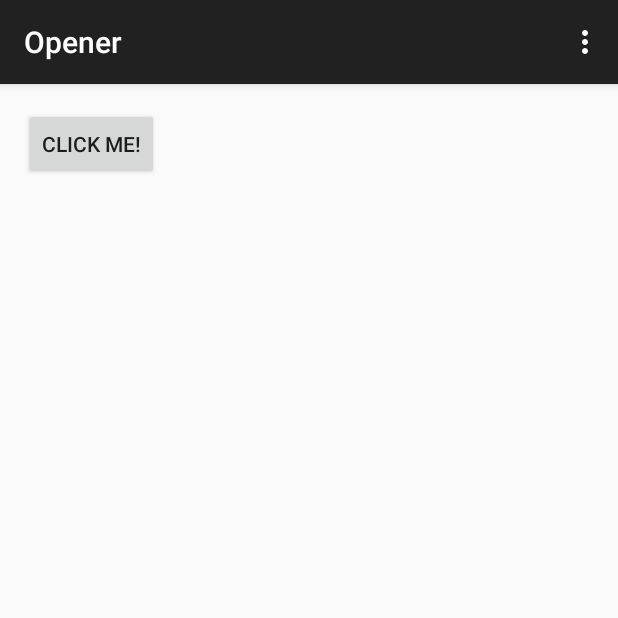
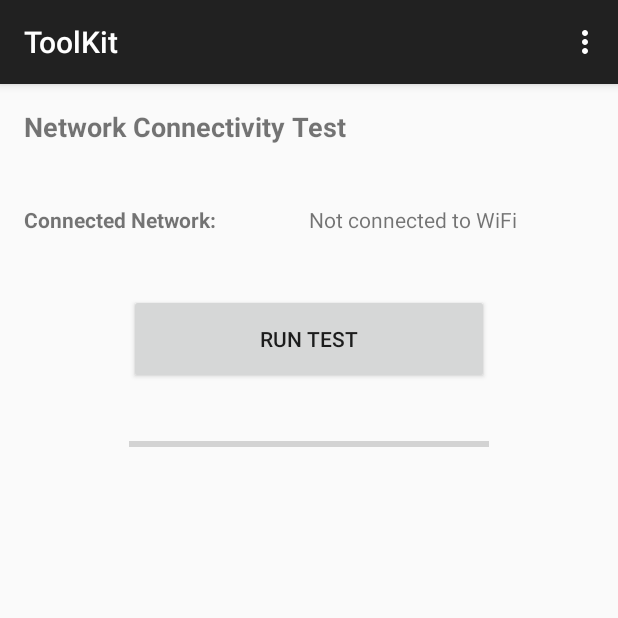
Before and after one commit to gymanji/ToolKit, an Android app: the screen it shows after launch (Opener), on a phone screen of 412 x 824 dp, the top half of it. Run offline under Robolectric (Android 15) with nearby library versions, the phone set to English and light mode, and no system bars.

```diff
--- a/app/src/main/AndroidManifest.xml
+++ b/app/src/main/AndroidManifest.xml
@@ -19,11 +19,10 @@
         </activity>
         <activity
             android:name=".Opener"
-            android:label="@string/title_activity_opener" >
+            android:label="@string/app_name" >
 
             <intent-filter>
                 <action android:name="android.intent.action.MAIN" />
-
                 <category android:name="android.intent.category.LAUNCHER" />
             </intent-filter>
         </activity>
--- a/app/src/main/java/tool_kit/gymanji/com/toolkit/Opener.java
+++ b/app/src/main/java/tool_kit/gymanji/com/toolkit/Opener.java
@@ -1,26 +1,167 @@
 package tool_kit.gymanji.com.toolkit;
 
-import android.content.Intent;
+import android.net.wifi.WifiInfo;
+import android.net.wifi.WifiManager;
+import android.os.AsyncTask;
+import android.os.Bundle;
 import android.support.v7.app.ActionBarActivity;
-import android.os.Bundle;
+import android.util.Log;
 import android.view.Menu;
 import android.view.MenuItem;
 import android.view.View;
 import android.widget.Button;
+import android.widget.TextView;
+
+import java.io.IOException;
+import java.net.InetSocketAddress;
+import java.net.Socket;
+import java.net.UnknownHostException;
+import java.util.ArrayList;
+import java.util.List;
 
 
 public class Opener extends ActionBarActivity {
+
+    public static final String Opener_onClick = "MainActivity.onClick", Opener_onCreate = "MainActivity.onCreate", NON_WIFI = "Not connected to WiFi", UNKNOWN = "<unknown ssid>", PHOBOS = "phobos.apple.com", COURIER = "1-courier.apple.com",
+            OCSP = "ocsp.apple.com", ITUNES = "ax.itunes.apple.com", MTALK = "mtalk.google.com", PLAY = "play.google.com", NOTIFY_NET = "s.notify.live.net";
+    private static final int EIGHTY = 80, SSL = 443, FIVETWOTWOTHREE = 5223, FIVETWOTWOEIGHT = 5228;
+    public TextView tvConnectedNetwork, tvApple_phobos443, tvApple_phobos80, tvApple_courier5223, tvApple_courier443, tvApple_ocsp443, tvApple_ocsp80,
+            tvApple_itunes443, tvApple_itunes80, tvAndroid_mtalk5228, tvAndroid_play443, tvWindows_net443, tvWindows_com443;
+    public Button btnConnectivityTester;
+    int buttonCounter = 0;
+    private Socket socket;
 
     @Override
     protected void onCreate(Bundle savedInstanceState) {
         super.onCreate(savedInstanceState);
         setContentView(R.layout.activity_opener);
+
+        MainActivity mainActivity = new MainActivity();
+
+        // Locating currently connected WiFi network
+        WifiManager wifiManager = (WifiManager) getSystemService(WIFI_SERVICE);
+        WifiInfo wifiInfo = wifiManager.getConnectionInfo();
+        String currentWiFi = wifiInfo.getSSID();
+        String currentWiFi_noQuotes = currentWiFi.substring(1, currentWiFi.length() - 1);
+        Log.d(Opener_onCreate, currentWiFi);
+
+        // Update TextView depending on network connection type
+        tvConnectedNetwork = (TextView) findViewById(R.id.tvConnectedNetwork);
+        if (currentWiFi == UNKNOWN) {
+            tvConnectedNetwork.setText(NON_WIFI);
+        } else {
+            tvConnectedNetwork.setText(currentWiFi_noQuotes);
+        }
+
+        btnConnectivityTester = (Button) findViewById(R.id.btnConnectivityTester);
+        tvApple_phobos443 = (TextView) findViewById(R.id.tvApple_phobos443);
+        tvApple_phobos80 = (TextView) findViewById(R.id.tvApple_phobos80);
+        tvApple_courier5223 = (TextView) findViewById(R.id.tvApple_courier5223);
+        tvApple_courier443 = (TextView) findViewById(R.id.tvApple_courier443);
+        tvApple_ocsp443 = (TextView) findViewById(R.id.tvApple_ocsp443);
+        tvApple_ocsp80 = (TextView) findViewById(R.id.tvApple_ocsp80);
+        tvApple_ocsp443 = (TextView) findViewById(R.id.tvApple_ocsp443);
+        tvApple_itunes443 = (TextView) findViewById(R.id.tvApple_itunes443);
+        tvApple_itunes80 = (TextView) findViewById(R.id.tvApple_itunes80);
+        tvAndroid_mtalk5228 = (TextView) findViewById(R.id.tvAndroid_mtalk5228);
+        tvAndroid_play443 = (TextView) findViewById(R.id.tvAndroid_play443);
+        tvWindows_net443 = (TextView) findViewById(R.id.tvWindows_net443);
+        tvWindows_com443 = (TextView) findViewById(R.id.tvWindows_com443);
+
+        final ArrayList<NetworkObject> arrayList = new ArrayList<NetworkObject>();
+
+        arrayList.add(new NetworkObject(PHOBOS, SSL, tvApple_phobos443));
+        arrayList.add(new NetworkObject(PHOBOS, EIGHTY, tvApple_phobos80));
+        arrayList.add(new NetworkObject(COURIER, FIVETWOTWOTHREE, tvApple_courier5223));
+        arrayList.add(new NetworkObject(COURIER, SSL, tvApple_courier443));
+        arrayList.add(new NetworkObject(OCSP, SSL, tvApple_ocsp443));
+        arrayList.add(new NetworkObject(OCSP, EIGHTY, tvApple_ocsp80));
+        arrayList.add(new NetworkObject(ITUNES, SSL, tvApple_itunes443));
+        arrayList.add(new NetworkObject(ITUNES, EIGHTY, tvApple_itunes80));
+        arrayList.add(new NetworkObject(MTALK, FIVETWOTWOEIGHT, tvAndroid_mtalk5228));
+        arrayList.add(new NetworkObject(PLAY, SSL, tvAndroid_play443));
+        arrayList.add(new NetworkObject(NOTIFY_NET, SSL, tvWindows_net443));
+
+        // Button listener and invocation of asyncTask Socket
+        btnConnectivityTester = (Button) findViewById(R.id.btnConnectivityTester);
+        btnConnectivityTester.setOnClickListener(new View.OnClickListener() {
+
+            @Override
+            public void onClick(View v) {
+                buttonCounter++;
+                ToolKitSocket donkey = new ToolKitSocket(arrayList);
+                Log.d(Opener_onClick, "new socket just created");
+                donkey.execute();
+//
+//                Intent intent = new Intent(getParentActivityIntent());
+//                startActivity(intent);
+            }
+        });
     }
 
-    public void openMain(View view) {
-        Intent intent = new Intent(this, MainActivity.class);
-        Button changeScreens = (Button) findViewById(R.id.btnConnectivityTester);
-        startActivity(intent);
+
+    // Class for custom object to store necessary network connection-related values
+    private static class NetworkObject {
+        private String destAddr;
+        private int port;
+        private TextView textView;
+        boolean response;
+
+        public NetworkObject(String destAddr, int port, TextView textView) {
+            this.destAddr = destAddr;
+            this.port = port;
+            this.textView = textView;
+        }
+    }
+
+    public class ToolKitSocket extends AsyncTask<Void, Void, List<NetworkObject>> {
+
+        public static final String TK_doInBackground = "TKS.doInBackground";
+        public static final int SO_TIMEOUT = 2500;
+        private final List<NetworkObject> lno;
+
+        ToolKitSocket(List<NetworkObject> lno) {
+            this.lno = lno;
+        }
+
+        @Override
+        protected List<NetworkObject> doInBackground(Void... arg0) {
+
+            for (NetworkObject networkObject : lno) {
+                try {
+                    Log.d(TK_doInBackground, networkObject.destAddr + ": " + networkObject.port + " Just entered try block of socket");
+                    socket = new Socket();
+                    socket.connect(new InetSocketAddress(networkObject.destAddr, networkObject.port), SO_TIMEOUT);
+                    networkObject.response = socket.isConnected();
+                    Log.d(TK_doInBackground, "socketStatus = " + networkObject.response);
+                    if (networkObject.response) {
+                        socket.close();
+                        Log.d(TK_doInBackground, "socket.close() just executed");
+
+                    } else {
+                        Log.d(TK_doInBackground, "shit just got real");
+                    }
+                } catch (UnknownHostException e) {
+                    e.printStackTrace();
+                } catch (IOException e) {
+                    e.printStackTrace();
+                }
+            }
+            return lno;
+        }
+
+        @Override
+        protected void onPostExecute(List<NetworkObject> result) {
+            for (NetworkObject networkObject : result) {
+                if (networkObject.response) {
+                    networkObject.textView.setText(getResources().getString(R.string.successful_connection));
+                    networkObject.textView.setTextAppearance(getApplicationContext(), R.style.Connection_successful);
+                } else {
+                    networkObject.textView.setText(getResources().getString(R.string.failed_connection));
+                    networkObject.textView.setTextAppearance(getApplicationContext(), R.style.Connection_failed);
+                }
+            }
+        }
     }
 
 
--- a/app/src/main/res/layout/activity_opener.xml
+++ b/app/src/main/res/layout/activity_opener.xml
@@ -1,15 +1,60 @@
 <LinearLayout xmlns:android="http://schemas.android.com/apk/res/android"
-    xmlns:tools="http://schemas.android.com/tools" android:layout_width="match_parent"
-    android:layout_height="match_parent" android:paddingLeft="@dimen/activity_horizontal_margin"
+    xmlns:tools="http://schemas.android.com/tools"
+    android:layout_width="match_parent"
+    android:layout_height="match_parent"
+    android:paddingLeft="@dimen/activity_horizontal_margin"
     android:paddingRight="@dimen/activity_horizontal_margin"
     android:paddingTop="@dimen/activity_vertical_margin"
-    android:paddingBottom="@dimen/activity_vertical_margin">
-    <!--tools:context="tool_kit.gymanji.com.toolkit.Opener"-->
+    android:paddingBottom="@dimen/activity_vertical_margin"
+    android:orientation="vertical">
+
+    <TextView
+        android:layout_width="match_parent"
+        android:layout_height="wrap_content"
+        android:text="@string/network_connectivity_title"
+        android:textStyle="bold"
+        android:textSize="18dp"
+        android:layout_marginBottom="40dp"/>
+
+    <LinearLayout
+        android:layout_width="match_parent"
+        android:layout_height="wrap_content"
+        android:orientation="horizontal">
+
+        <TextView
+            android:layout_width="match_parent"
+            android:layout_height="wrap_content"
+            android:text="@string/connected_network_label"
+            android:layout_weight="50"
+            android:textStyle="bold"/>
+
+        <TextView
+            android:id="@+id/tvConnectedNetwork"
+            android:layout_width="match_parent"
+            android:layout_height="wrap_content"
+            android:text="..."
+            android:textAlignment="gravity"
+            android:layout_weight="50"/>
+
+    </LinearLayout>
 
     <Button
-        android:layout_width="wrap_content"
-        android:layout_height="wrap_content"
-        android:onClick="openMain"
-        android:text="Click Me!"/>
+        android:layout_width="240dp"
+        android:layout_height="60dp"
+        android:text="Run Test"
+        android:id="@+id/btnConnectivityTester"
+        android:layout_marginBottom="15dp"
+        android:layout_marginTop="40dp"
+        android:layout_gravity="center"
+        android:onClick="openMain"/>
+
+    <ProgressBar
+        style="?android:attr/progressBarStyleHorizontal"
+        android:layout_width="240dp"
+        android:layout_height="50dp"
+        android:max="100"
+        android:id="@+id/progressBar"
+        android:layout_gravity="center_horizontal" />
+
 
 </LinearLayout>
```
Also changed, not shown: app/src/main/java/tool_kit/gymanji/com/toolkit/MainActivity.java (+87 -95 lines), app/src/main/res/layout/activity_main.xml (+33 -33 lines).
